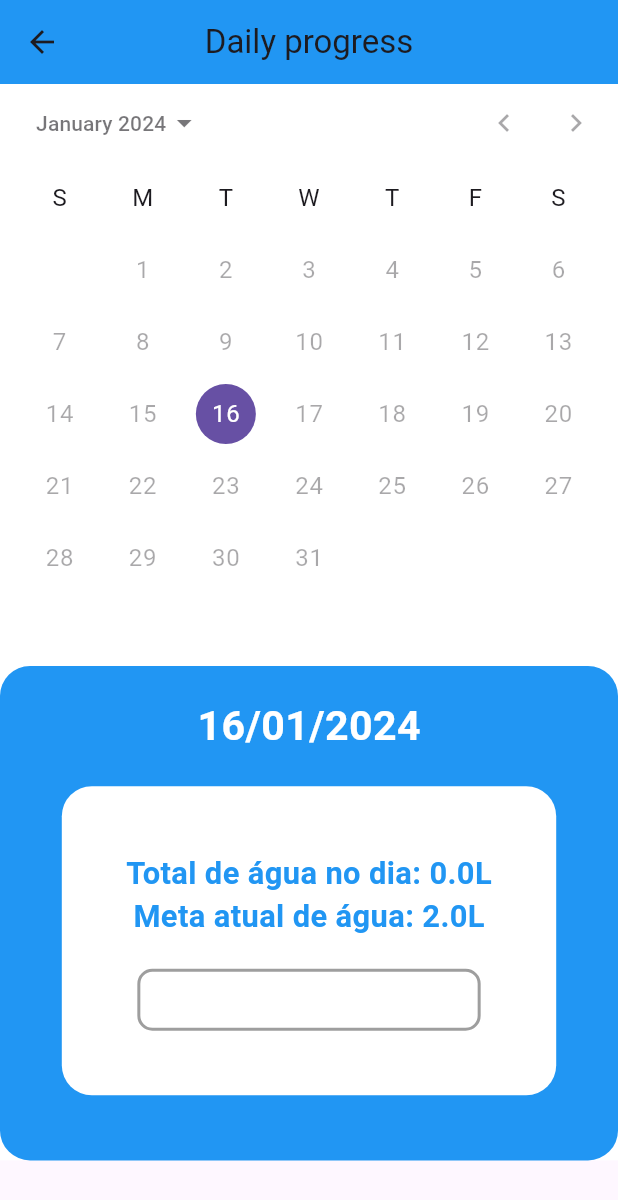
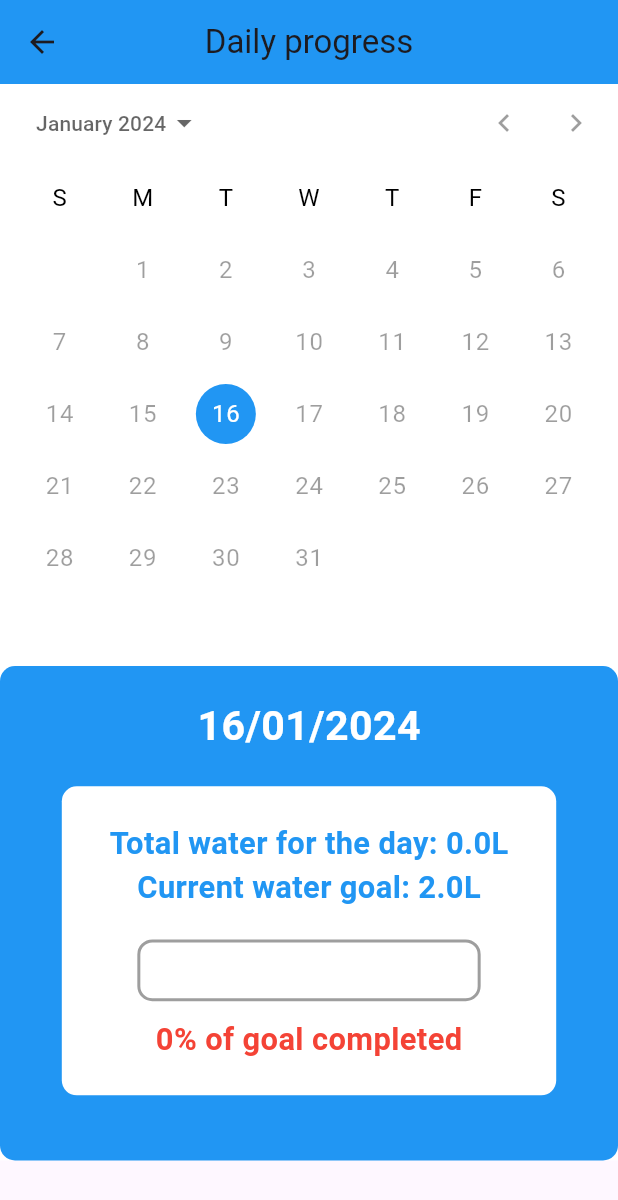
Before and after one commit to RuanEmanuell/waterreminder, a Flutter app: the HistoryScreen screen opened directly, after a tap on the "calendar month" icon, on a phone screen of 412 x 824 dp. Shown: the top 1200 px of the screen. Run offline on Flutter 3.47's test engine with Material 3 defaults, Android fonts, the phone set to English and light mode, and no system bars; our stand-ins replace awesome_notifications, flutter_switch, hive, hive_flutter, wave; accounts and stored records are empty.

Commit message:
(Version 2.0) Finishing calendar and adding dark mode to all new widgets

```diff
--- a/lib/controller/controller.dart
+++ b/lib/controller/controller.dart
@@ -27,6 +27,8 @@ class Controller extends ChangeNotifier {
 
   final String defaultLocale = Platform.localeName;
 
+  bool sameDay = true;
+
   //Info variables
   String text = "";
   bool isCustom = false;
@@ -44,7 +46,8 @@ class Controller extends ChangeNotifier {
   String currentDay = "";
   late DateTime calendarFirstDay;
   late DateTime calendarLastDay;
-  double waterBottleSize = 0.0;
+  int waterBottleSize = 0;
+  Color goalPercentage = Colors.red;
 
   var cups = [
     ["cup", "glass", "big glass", "bottle", "jar", "big bottle"],
@@ -135,9 +138,6 @@ class Controller extends ChangeNotifier {
     increasePercentage();
     updateDatabase();
     notifyListeners();
-
-    print(waterList);
-    print(dayList);
   }
 
   //This is the opposite, removing the cups, and does the same thing with the wave, but in reverse
@@ -150,7 +150,7 @@ class Controller extends ChangeNotifier {
     increasePercentage();
     updateDatabase();
 
-    if(percentage < 0){
+    if (percentage < 0) {
       percentage = 0;
     }
 
@@ -178,7 +178,7 @@ class Controller extends ChangeNotifier {
   }
 
   //These are the Hive functions, this one opens the data box
-  void openBox() async {
+  Future<bool> openBox() async {
     await Hive.openBox("box0");
     await Hive.openBox("box1");
     await Hive.openBox("box2");
@@ -189,6 +189,7 @@ class Controller extends ChangeNotifier {
     await Hive.openBox("goalbox");
     await Hive.openBox("daylistbox");
     await Hive.openBox("daywaterbox");
+    return true;
   }
 
   //This create data if it's your first time opening the app
@@ -266,20 +267,65 @@ class Controller extends ChangeNotifier {
     Hive.box("mensagebox").put("ok", ok);
   }
 
-  void calendarIndex(dateValue){
+  void calendarIndex(dateValue) {
     int dayIndex = 0;
 
-    if(dateValue != null){
+    if (dateValue != null) {
       dayIndex = dayList.indexOf(DateFormat('yyyy-MM-dd').format(dateValue));
     }
 
-    calendarFirstDay =  DateTime.parse(dayList[0] + " 00:00:00.000");
-    calendarLastDay  =  DateTime.parse(dayList[dayList.length-1] + " 00:00:00.000");
-    dayWaterText = (waterList[dayIndex]/1000).toString();
+    calendarFirstDay = DateTime.parse(dayList[0] + " 00:00:00.000");
+    calendarLastDay =
+        DateTime.parse(dayList[dayList.length - 1] + " 00:00:00.000");
     currentDay = DateFormat('dd/MM/yyyy').format(dateValue);
-    waterBottleSize = (double.parse(dayWaterText) / goal * 100);
+
+    if (waterList[dayIndex] == null) {
+      dayWaterText = "0.0";
+      waterBottleSize = 0;
+    } else {
+      dayWaterText = (waterList[dayIndex] / 1000).toString();
+      waterBottleSize = (double.parse(dayWaterText) / goal * 100).round();
+      if (waterBottleSize > 100) {
+        waterBottleSize = 100;
+      }
+    }
+
+    if(waterBottleSize == 100){
+      goalPercentage = Colors.green;
+    }else if(waterBottleSize > 75){
+      goalPercentage = Colors.lightGreen;
+    }else if(waterBottleSize > 50){
+      goalPercentage = Colors.yellow.shade800;
+    }else{
+      goalPercentage = Colors.red;
+    }
+
     notifyListeners();
   }
 
+  bool checkDay() {
+    day = "${DateTime.now().day}";
+    if (day != Hive.box("daybox").get("day")) {
+      sameDay = false;
+    }
+    return sameDay;
+  }
 
+  void openingApp() {
+    loading = true;
+    notifyListeners();
+      if (Hive.box("box0").get("list0") == null || checkDay() == false) {
+        updateDatabase();
+        createData();
+
+        english = Hive.box("languagebox").get("languagemode") == null;
+        darkMode = Hive.box("darkmodebox").get("darkmode") != null;
+      } else {
+        loadData();
+      }
+      defaultPercentageSize();
+
+      loading = false;
+      notifyListeners();
+    }
 }
--- a/lib/models/languages.dart
+++ b/lib/models/languages.dart
@@ -9,7 +9,12 @@ var portuguese = [
   "Linguagem",
   "Adicionar outro valor(ml)",
   "Você já atingiu a meta oficial de 2 litros de água por dia da Organização Mundial da Saúde, mas vamos continuar monitorando! Vamos beber água!",
-  "Progresso diário"
+  "Progresso diário",
+  "Meta diária de água:",
+  "Definir meta",
+  "Total de água no dia:",
+  "Meta atual de água:",
+  "% da meta concluída",
 ];
 
 var english = [
@@ -23,5 +28,10 @@ var english = [
   "Language",
   "Add other size (ml)",
   "You've already hit the official goal of 2 liters of water per day from the World Health Organization, but we will continue to monitor! Let's drink water!",
-  "Daily progress"
+  "Daily progress",
+  "Daily water goal:",
+  "Define goal",
+  "Total water for the day:",
+  "Current water goal:",
+  "% of goal completed"
 ];
--- a/lib/screens/add.dart
+++ b/lib/screens/add.dart
@@ -19,7 +19,7 @@ class AddScreen extends StatelessWidget {
     var textController = TextEditingController();
     return Scaffold(
         appBar: AppBar(
-            backgroundColor: value.darkMode ? Colors.black : Colors.blue,
+            backgroundColor: value.darkMode ? const Color.fromARGB(255, 17, 17, 17) : Colors.blue,
             centerTitle: true,
             title: Text(value.english ? english[4] : portuguese[4])),
         body: SingleChildScrollView(
--- a/lib/screens/calendar.dart
+++ b/lib/screens/calendar.dart
@@ -17,31 +17,51 @@ class CalendarScreen extends StatelessWidget {
     var value = Provider.of<Controller>(context, listen: false);
     return Scaffold(
         appBar: AppBar(
-            backgroundColor: value.darkMode ? Colors.black : Colors.blue,
+            backgroundColor: value.darkMode
+                ? const Color.fromARGB(255, 17, 17, 17)
+                : Colors.blue,
             centerTitle: true,
             title: Text(value.english ? english[10] : portuguese[10])),
         body: SingleChildScrollView(
             physics: const NeverScrollableScrollPhysics(),
             child: Consumer<Controller>(builder: ((context, value, child) {
               return Container(
-                  color: value.darkMode ? Colors.black : Colors.white,
+                  color: value.darkMode ? Colors.blue : Colors.white,
                   width: screenWidth,
                   child: Column(children: [
                     Container(
-                      child: CalendarDatePicker(
+                      child: Theme(
+                        data: Theme.of(context).copyWith(
+                            colorScheme: value.darkMode
+                                ? ColorScheme.dark(
+                                    onPrimary: Colors.black,
+                                    onSurface: Colors.white,
+                                    primary: Colors.white,
+                                  )
+                                : ColorScheme.dark(
+                                    onPrimary: Colors.white,
+                                    onSurface: Colors.black,
+                                    primary: Colors.blue,
+                                  )),
+                        child: Builder(builder: (context) {
+                          return CalendarDatePicker(
                               initialDate: value.calendarLastDay,
                               firstDate: value.calendarFirstDay,
                               lastDate: value.calendarLastDay,
                               onDateChanged: (dateValue) {
                                 value.calendarIndex(dateValue);
+                              });
                         }),
+                      ),
                     ),
                     Container(
                         width: screenWidth,
                         height: screenHeight / 2.5,
                         decoration: BoxDecoration(
-                            color: Colors.blue,
-                            borderRadius: BorderRadius.circular(20)),
+                            color: value.darkMode
+                                ? const Color.fromARGB(255, 17, 17, 17)
+                                : Colors.blue,
+                            borderRadius: BorderRadius.circular(10)),
                         child: Column(
                           children: [
                             SizedBox(height: screenHeight / 40),
@@ -55,20 +75,27 @@ class CalendarScreen extends StatelessWidget {
                                 width: screenWidth / 1.25,
                                 height: screenHeight / 4,
                                 decoration: BoxDecoration(
-                                    color: Colors.white,
-                                    borderRadius: BorderRadius.circular(20)),
+                                    color: value.darkMode
+                                        ? const Color.fromARGB(255, 17, 17, 17)
+                                        : Colors.white,
+                                    borderRadius: BorderRadius.circular(10)),
                                 child: Column(
                                   mainAxisAlignment: MainAxisAlignment.center,
                                   children: [
                                     Text(
-                                        "Total de água no dia: ${value.dayWaterText}L",
+                                        "${value.english ? english[13] : portuguese[13]} ${value.dayWaterText}L",
                                         style: TextStyle(
-                                            color: Colors.blue,
+                                            color: value.darkMode
+                                                ? Colors.white
+                                                : Colors.blue,
                                             fontWeight: FontWeight.bold,
                                             fontSize: screenWidth / 20)),
-                                    Text("Meta atual de água: ${value.goal}L",
+                                    Text(
+                                        "${value.english ? english[14] : portuguese[14]} ${value.goal}L",
                                         style: TextStyle(
-                                            color: Colors.blue,
+                                            color: value.darkMode
+                                                ? Colors.white
+                                                : Colors.blue,
                                             fontWeight: FontWeight.bold,
                                             fontSize: screenWidth / 20)),
                                     SizedBox(height: screenHeight / 40),
@@ -77,24 +104,36 @@ class CalendarScreen extends StatelessWidget {
                                         width: screenWidth / 1.8,
                                         decoration: BoxDecoration(
                                             border: Border.all(
-                                                color: Colors.grey, width: 2),
+                                                color: value.darkMode
+                                                    ? Colors.white
+                                                    : Colors.grey,
+                                                width: 2),
                                             borderRadius:
                                                 BorderRadius.circular(10)),
                                         child: Row(
                                           children: [
-                                            Expanded(
-                                              flex: value.waterBottleSize.round(),
-                                              child: Container(
+                                            AnimatedContainer(
+                                              width: value.waterBottleSize *
+                                                  screenWidth /
+                                                  183.25,
+                                              curve: Curves.easeInOut,
+                                              duration:
+                                                  Duration(milliseconds: 500),
                                               height: screenHeight / 20,
                                               decoration: BoxDecoration(
                                                   color: Colors.blue,
                                                   borderRadius:
-                                                        BorderRadius.circular(10)),
-                                              ),
-                                            ),
-                                            Expanded(flex: 100 - value.waterBottleSize.round(),child: Container())
+                                                      BorderRadius.circular(6)),
+                                            )
                                           ],
-                                        ))
+                                        )),
+                                    SizedBox(height: screenHeight / 80),
+                                    Text(
+                                        "${value.waterBottleSize}${value.english ? english[15] : portuguese[15]}",
+                                        style: TextStyle(
+                                            color: value.goalPercentage,
+                                            fontWeight: FontWeight.bold,
+                                            fontSize: screenWidth / 20))
                                   ],
                                 ))
                           ],
--- a/lib/screens/history.dart
+++ b/lib/screens/history.dart
@@ -19,14 +19,13 @@ class HistoryScreen extends StatelessWidget {
     var screenWidth = MediaQuery.of(context).size.width;
     var value = Provider.of<Controller>(context, listen: false);
     return Scaffold(
-      backgroundColor: Colors.white,
+      backgroundColor: value.darkMode
+                      ? const Color.fromARGB(255, 29, 29, 29)
+                      : Colors.white,
         body: Center(
             child: SingleChildScrollView(
                 physics: const NeverScrollableScrollPhysics(),
                 child: Container(
-                  color: value.darkMode
-                      ? const Color.fromARGB(255, 29, 29, 29)
-                      : Colors.white,
                   child: value.list0.length == 0
                       ? Column(
                           mainAxisAlignment: MainAxisAlignment.center,
```
Also changed, not shown: lib/main.dart (+42 -28 lines). Lines whose indentation alone changed are shown as unchanged.
